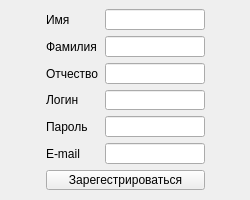
Before: the Qt Designer form frontend/ui/registration.ui in koccyx/TravelMaster, drawn with Qt 5.
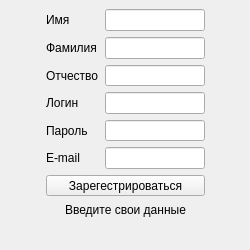
After: the same form once the commit is applied.

What changed in the file:
```diff
--- a/frontend/ui/registration.ui
+++ b/frontend/ui/registration.ui
@@ -7,19 +7,19 @@
     <x>0</x>
     <y>0</y>
     <width>250</width>
-    <height>200</height>
+    <height>250</height>
    </rect>
   </property>
   <property name="minimumSize">
    <size>
     <width>250</width>
-    <height>200</height>
+    <height>250</height>
    </size>
   </property>
   <property name="maximumSize">
    <size>
     <width>250</width>
-    <height>200</height>
+    <height>250</height>
    </size>
   </property>
   <property name="windowTitle">
@@ -31,7 +31,7 @@
      <x>0</x>
      <y>9</y>
      <width>251</width>
-     <height>181</height>
+     <height>229</height>
     </rect>
    </property>
    <layout class="QHBoxLayout" name="horizontalLayout_7">
@@ -219,6 +219,50 @@
         </property>
        </widget>
       </item>
+      <item>
+       <widget class="QLabel" name="errorsLabel1">
+        <property name="minimumSize">
+         <size>
+          <width>0</width>
+          <height>15</height>
+         </size>
+        </property>
+        <property name="maximumSize">
+         <size>
+          <width>16777215</width>
+          <height>15</height>
+         </size>
+        </property>
+        <property name="text">
+         <string>Введите свои данные</string>
+        </property>
+        <property name="alignment">
+         <set>Qt::AlignCenter</set>
+        </property>
+       </widget>
+      </item>
+      <item>
+       <widget class="QLabel" name="errorsLabel2">
+        <property name="minimumSize">
+         <size>
+          <width>0</width>
+          <height>15</height>
+         </size>
+        </property>
+        <property name="maximumSize">
+         <size>
+          <width>16777215</width>
+          <height>15</height>
+         </size>
+        </property>
+        <property name="text">
+         <string/>
+        </property>
+        <property name="alignment">
+         <set>Qt::AlignCenter</set>
+        </property>
+       </widget>
+      </item>
      </layout>
     </item>
     <item>
```
